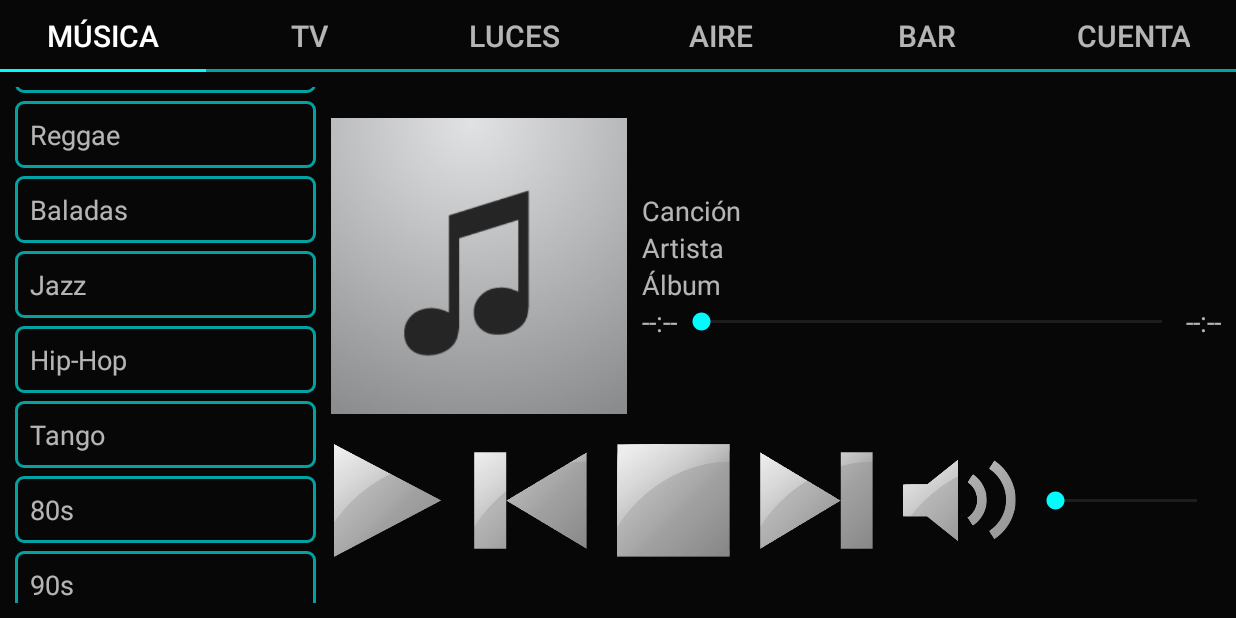
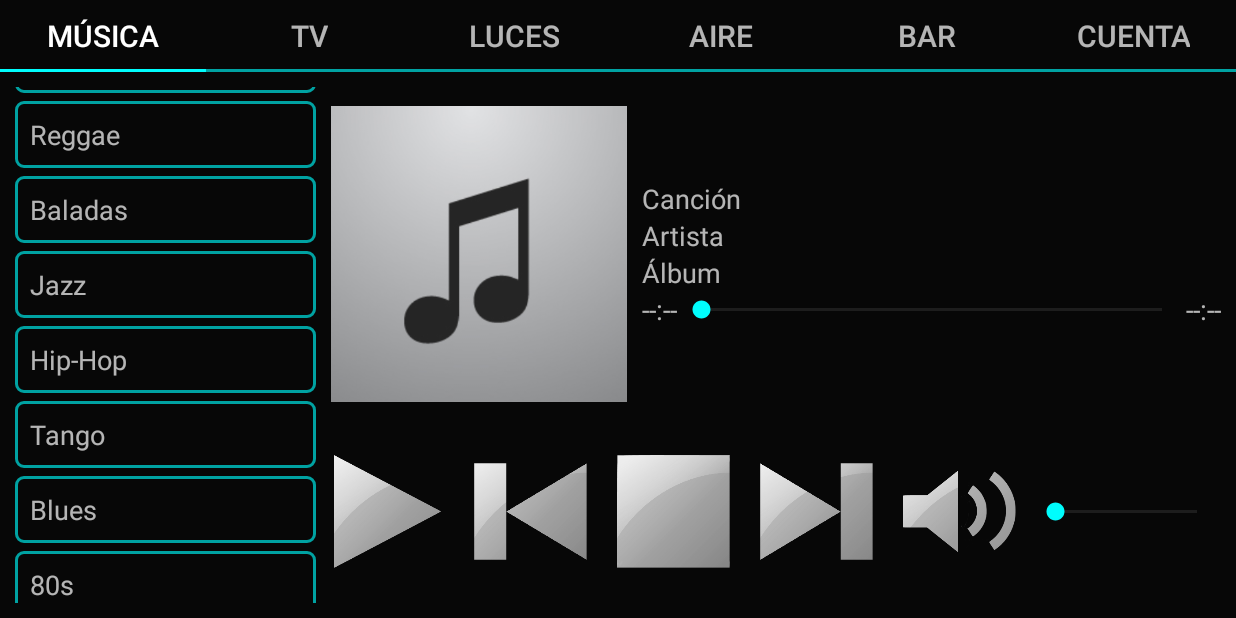
Before and after one commit to stupidusername/M3C, an Android app: the screen it shows after launch (MainActivity), scrolled down 240 dp, on a phone screen of 824 x 412 dp (held sideways). Run offline under Robolectric (Android 15) with nearby library versions, the phone set to English and light mode, and no system bars.

Commit message:
changed music controls top margin

```diff
--- a/app/src/main/java/bei/m3c/fragments/MusicFragment.java
+++ b/app/src/main/java/bei/m3c/fragments/MusicFragment.java
@@ -52,6 +52,7 @@ public class MusicFragment extends Fragment {
         radios.add(new Radio(1, "Jazz"));
         radios.add(new Radio(1, "Hip-Hop"));
         radios.add(new Radio(1, "Tango"));
+        radios.add(new Radio(1, "Blues"));
         radios.add(new Radio(1, "80s"));
         radios.add(new Radio(1, "90s"));
         RadioAdapter adapter = new RadioAdapter(getContext(), R.layout.listview_row, radios);
--- a/app/src/main/res/layout/fragment_music.xml
+++ b/app/src/main/res/layout/fragment_music.xml
@@ -103,7 +103,7 @@
                 android:layout_width="match_parent"
                 android:layout_height="wrap_content"
                 android:gravity="center"
-                android:layout_marginTop="10dp">
+                android:layout_marginTop="25dp">
 
                 <ImageButton
                     android:id="@+id/music_play_button"
```
